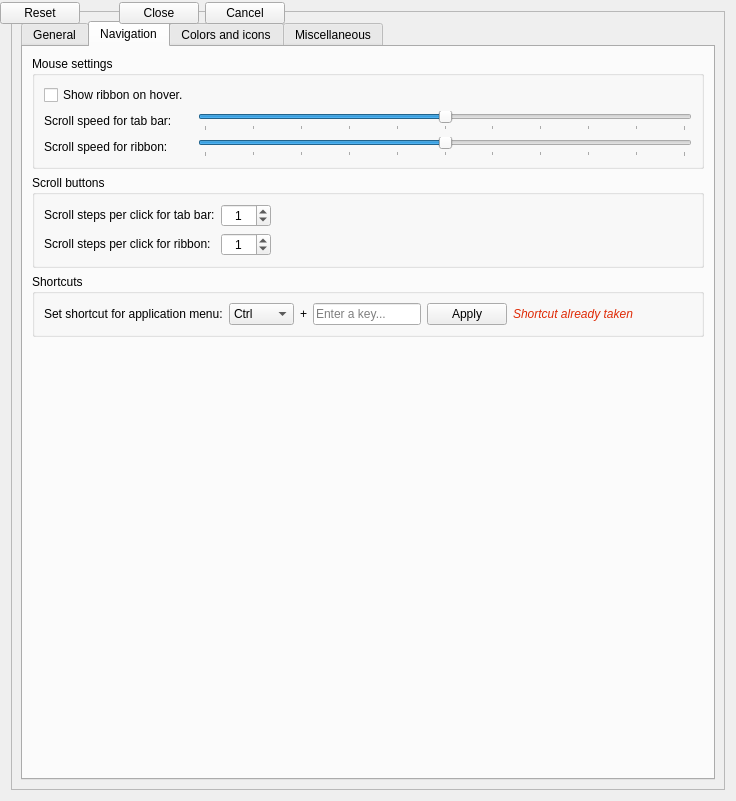
Before: the Qt Designer form Resources/ui/Settings.ui in APEbbers/FreeCAD-Ribbon, drawn with Qt 5.
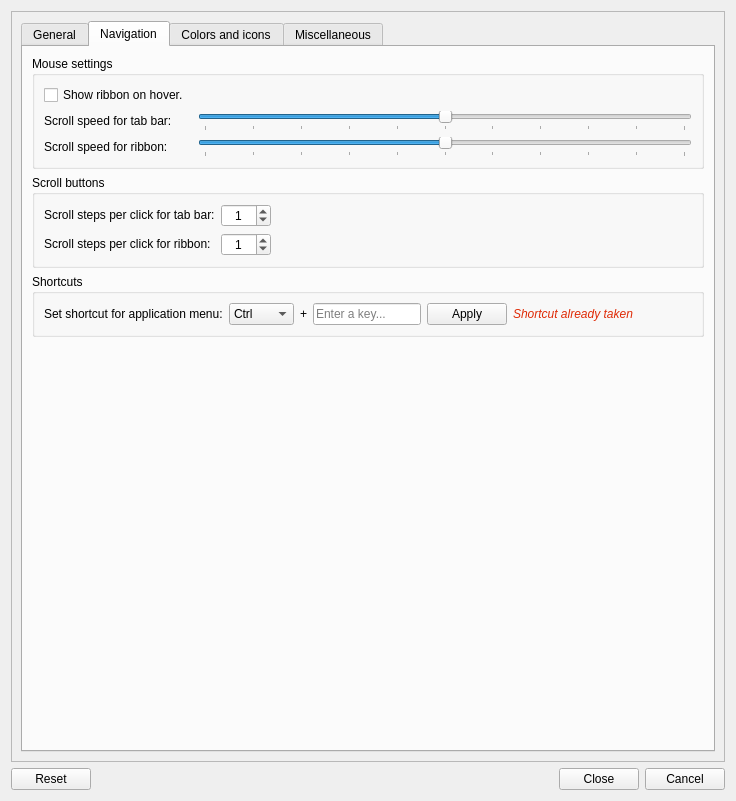
After: the same form once the commit is applied. Custom widgets are drawn as their Qt base class.

```diff
--- a/Resources/ui/Settings.ui
+++ b/Resources/ui/Settings.ui
@@ -57,7 +57,7 @@
           <x>0</x>
           <y>0</y>
           <width>714</width>
-          <height>779</height>
+          <height>747</height>
          </rect>
         </property>
         <layout class="QGridLayout" name="gridLayout_28">
@@ -1960,16 +1960,7 @@
      </item>
     </layout>
    </item>
-  </layout>
-  <widget class="QWidget" name="layoutWidget">
-   <property name="geometry">
-    <rect>
-     <x>0</x>
-     <y>0</y>
-     <width>285</width>
-     <height>26</height>
-    </rect>
-   </property>
+   <item row="1" column="0">
    <layout class="QGridLayout" name="gridLayout_7">
     <item row="0" column="0">
      <widget class="QPushButton" name="Reset">
@@ -2012,7 +2003,8 @@
      </widget>
     </item>
    </layout>
-  </widget>
+   </item>
+  </layout>
  </widget>
  <customwidgets>
   <customwidget>
```
Left out of the diff: 2 changed lines with no effect on the pictures. Lines whose indentation alone changed are shown as unchanged.
